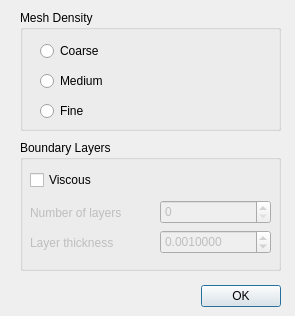
This is AerOpt/Gui/Gui/Dialogs/MeshDialog.ui in DrBenEvans/AerOptGUI as Qt 5 draws it before an edit. The edited form follows.
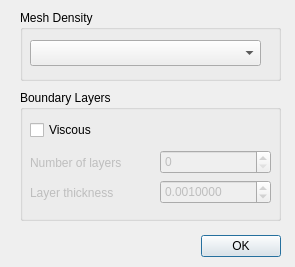
This is the edited form.

Commit message: unstable: refactor to extract Mesh/Profile etc

Diff of the .ui file:
```diff
--- a/AerOpt/Gui/Gui/Dialogs/MeshDialog.ui
+++ b/AerOpt/Gui/Gui/Dialogs/MeshDialog.ui
@@ -7,7 +7,7 @@
     <x>0</x>
     <y>0</y>
     <width>295</width>
-    <height>316</height>
+    <height>267</height>
    </rect>
   </property>
   <property name="sizePolicy">
@@ -23,7 +23,7 @@
    <property name="geometry">
     <rect>
      <x>60</x>
-     <y>280</y>
+     <y>230</y>
      <width>221</width>
      <height>32</height>
     </rect>
@@ -41,49 +41,20 @@
      <x>20</x>
      <y>10</y>
      <width>261</width>
-     <height>121</height>
+     <height>71</height>
     </rect>
    </property>
    <property name="title">
     <string>Mesh Density</string>
    </property>
-   <widget class="QRadioButton" name="course">
+   <widget class="QComboBox" name="density">
     <property name="geometry">
      <rect>
-      <x>20</x>
+      <x>10</x>
       <y>30</y>
-      <width>117</width>
-      <height>22</height>
+      <width>231</width>
+      <height>26</height>
      </rect>
-    </property>
-    <property name="text">
-     <string>Coarse</string>
-    </property>
-   </widget>
-   <widget class="QRadioButton" name="medium">
-    <property name="geometry">
-     <rect>
-      <x>20</x>
-      <y>60</y>
-      <width>117</width>
-      <height>22</height>
-     </rect>
-    </property>
-    <property name="text">
-     <string>Medium</string>
-    </property>
-   </widget>
-   <widget class="QRadioButton" name="fine">
-    <property name="geometry">
-     <rect>
-      <x>20</x>
-      <y>90</y>
-      <width>117</width>
-      <height>22</height>
-     </rect>
-    </property>
-    <property name="text">
-     <string>Fine</string>
     </property>
    </widget>
   </widget>
@@ -91,7 +62,7 @@
    <property name="geometry">
     <rect>
      <x>20</x>
-     <y>140</y>
+     <y>90</y>
      <width>261</width>
      <height>131</height>
     </rect>
```
The commit also changes 31 other files.
